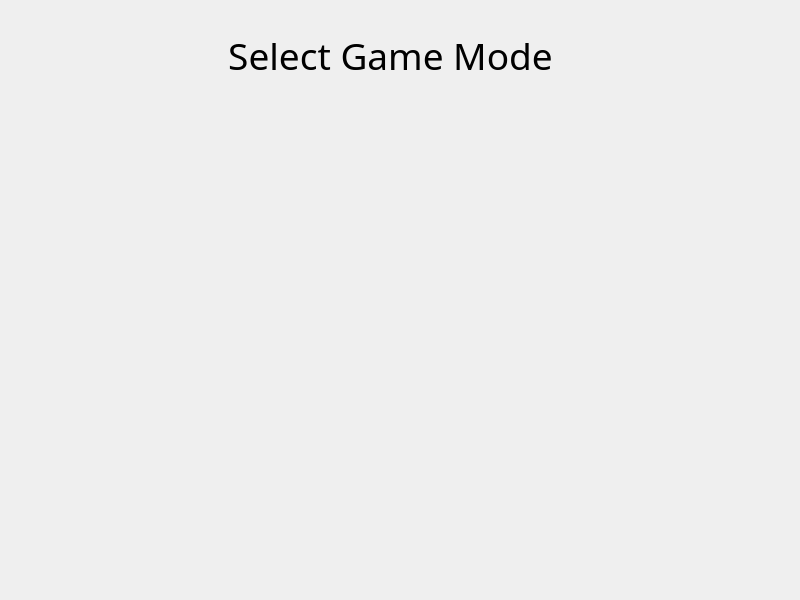
Qt form chessteacher.ui (finmuir/ChessMate) before a commit.
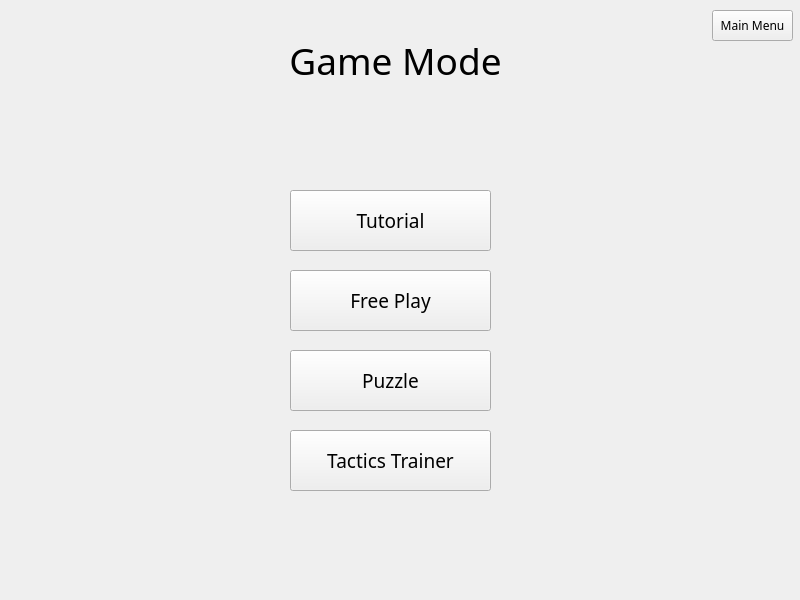
The same form after that commit. The open tabs and pages were chosen to show the change.

Commit message:
gameplay widget update
made some updates to my gameplay page, adding buttons linking more pages together. Added some new fonts and graphics :8ball:

Diff of the .ui file:
```diff
--- a/chessteacher.ui
+++ b/chessteacher.ui
@@ -27,28 +27,145 @@
      <number>1</number>
     </property>
     <widget class="QWidget" name="GameplayPage">
+     <property name="styleSheet">
+      <string notr="true"/>
+     </property>
      <widget class="QLabel" name="gameplayTitle">
       <property name="geometry">
        <rect>
-        <x>160</x>
-        <y>10</y>
-        <width>461</width>
-        <height>91</height>
+        <x>240</x>
+        <y>40</y>
+        <width>311</width>
+        <height>41</height>
        </rect>
       </property>
       <property name="font">
        <font>
-        <family>TechnicBold</family>
+        <family>Dubai Medium</family>
         <pointsize>28</pointsize>
+        <bold>false</bold>
        </font>
       </property>
       <property name="text">
-       <string>Select Game Mode</string>
+       <string>Game Mode</string>
       </property>
       <property name="alignment">
        <set>Qt::AlignCenter</set>
       </property>
      </widget>
+     <widget class="QPushButton" name="gametomenuButton">
+      <property name="geometry">
+       <rect>
+        <x>712</x>
+        <y>10</y>
+        <width>81</width>
+        <height>31</height>
+       </rect>
+      </property>
+      <property name="font">
+       <font>
+        <family>Dubai Medium</family>
+       </font>
+      </property>
+      <property name="text">
+       <string>Main Menu</string>
+      </property>
+     </widget>
+     <widget class="QPushButton" name="tutorialButton">
+      <property name="geometry">
+       <rect>
+        <x>290</x>
+        <y>190</y>
+        <width>201</width>
+        <height>61</height>
+       </rect>
+      </property>
+      <property name="font">
+       <font>
+        <family>Dubai Medium</family>
+        <pointsize>14</pointsize>
+       </font>
+      </property>
+      <property name="styleSheet">
+       <string notr="true"/>
+      </property>
+      <property name="text">
+       <string>Tutorial</string>
+      </property>
+     </widget>
+     <widget class="QPushButton" name="freeplayButton">
+      <property name="geometry">
+       <rect>
+        <x>290</x>
+        <y>270</y>
+        <width>201</width>
+        <height>61</height>
+       </rect>
+      </property>
+      <property name="font">
+       <font>
+        <family>Dubai Medium</family>
+        <pointsize>14</pointsize>
+       </font>
+      </property>
+      <property name="text">
+       <string>Free Play</string>
+      </property>
+     </widget>
+     <widget class="QPushButton" name="puzzleButton">
+      <property name="geometry">
+       <rect>
+        <x>290</x>
+        <y>350</y>
+        <width>201</width>
+        <height>61</height>
+       </rect>
+      </property>
+      <property name="font">
+       <font>
+        <family>Dubai Medium</family>
+        <pointsize>14</pointsize>
+       </font>
+      </property>
+      <property name="text">
+       <string>Puzzle</string>
+      </property>
+     </widget>
+     <widget class="QPushButton" name="tacticsButton">
+      <property name="geometry">
+       <rect>
+        <x>290</x>
+        <y>430</y>
+        <width>201</width>
+        <height>61</height>
+       </rect>
+      </property>
+      <property name="font">
+       <font>
+        <family>Dubai Medium</family>
+        <pointsize>14</pointsize>
+       </font>
+      </property>
+      <property name="text">
+       <string>Tactics Trainer</string>
+      </property>
+     </widget>
+     <widget class="QLabel" name="tutorialimage">
+      <property name="geometry">
+       <rect>
+        <x>210</x>
+        <y>190</y>
+        <width>61</width>
+        <height>61</height>
+       </rect>
+      </property>
+      <property name="text">
+       <string/>
+      </property>
+      <property name="scaledContents">
+       <bool>true</bool>
+      </property>
+     </widget>
     </widget>
     <widget class="QWidget" name="HomePage">
      <widget class="QLabel" name="homepageTitle">
```
Left out of the diff: 97 changed lines with no effect on the pictures. The commit also changes 6 other files.
